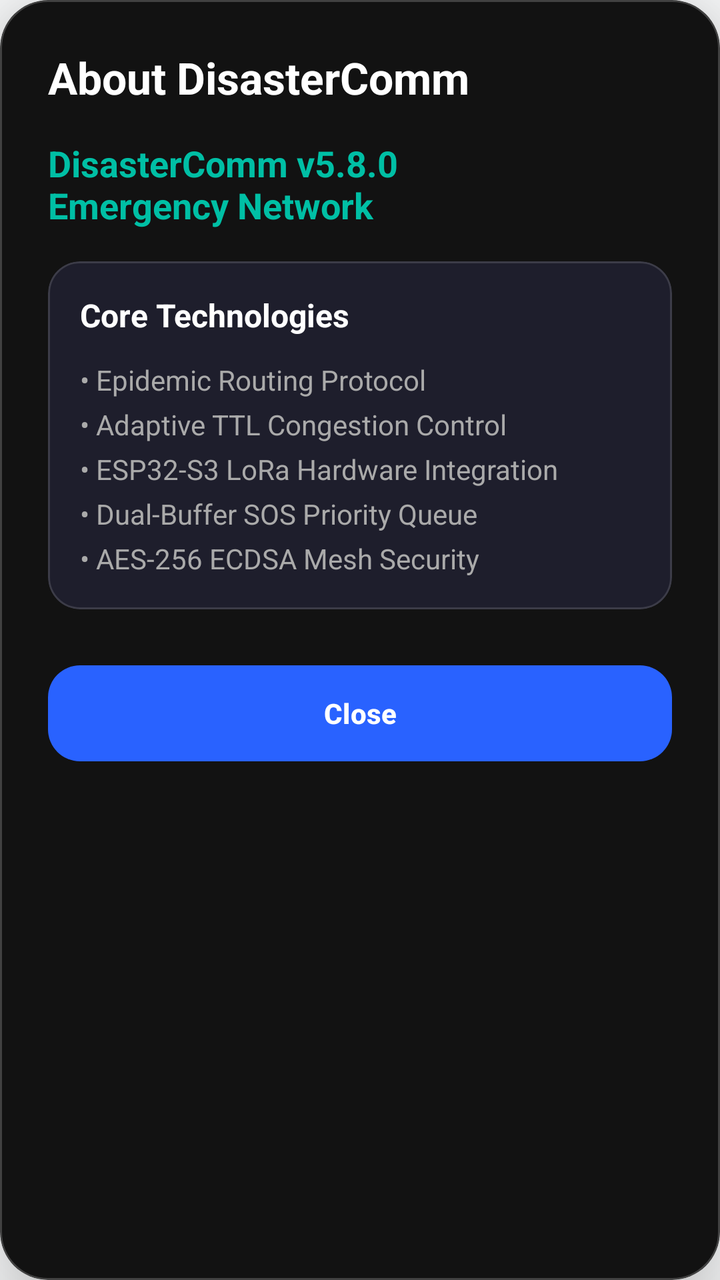
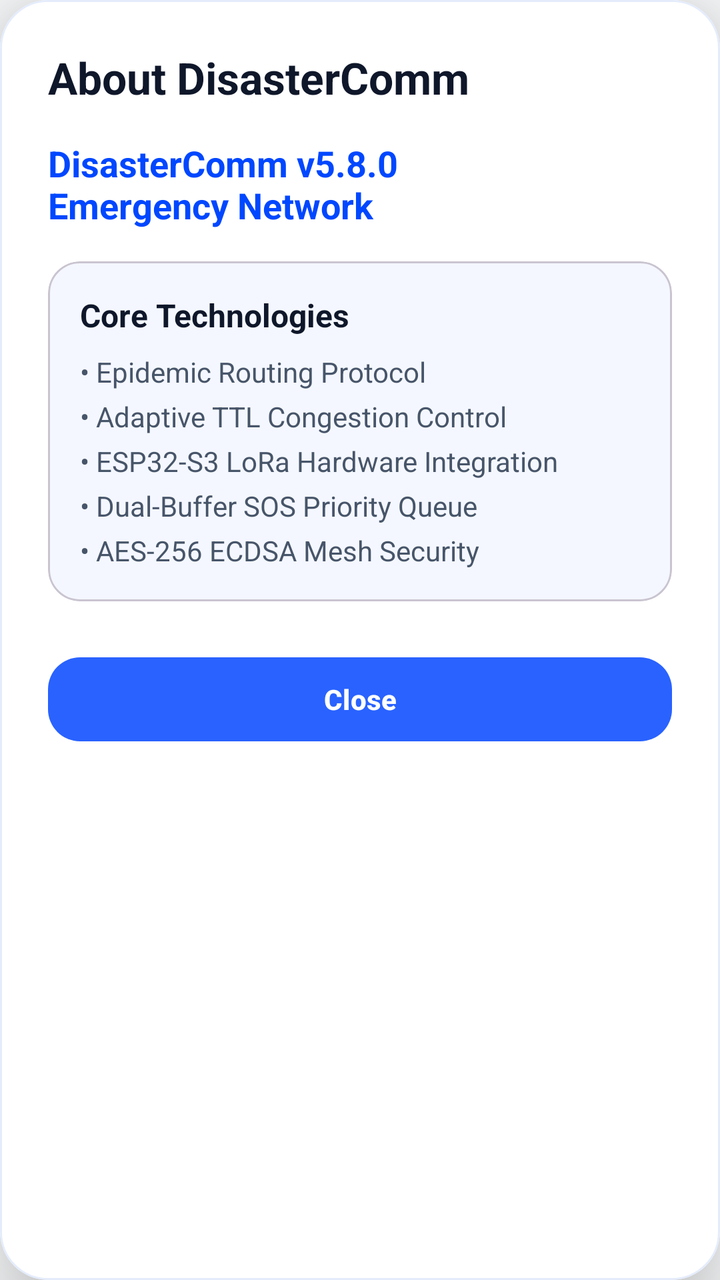

Two renders of the same Android screen: before a commit and after it. Below are the layout's source before the change and the commit's diff.
<!-- AndroidManifest.xml: application theme Theme.DisasterComm -->
<!-- res/layout/dialog_about.xml -->
<?xml version="1.0" encoding="utf-8"?>
<com.google.android.material.card.MaterialCardView
    xmlns:android="http://schemas.android.com/apk/res/android"
    xmlns:app="http://schemas.android.com/apk/res-auto"
    android:layout_width="match_parent"
    android:layout_height="wrap_content"
    app:cardCornerRadius="24dp"
    app:cardElevation="24dp"
    app:strokeWidth="1dp"
    app:strokeColor="#33FFFFFF"
    app:cardBackgroundColor="#121212">

    <ScrollView
        android:layout_width="match_parent"
        android:layout_height="wrap_content">
        
        <LinearLayout
            android:layout_width="match_parent"
            android:layout_height="wrap_content"
            android:orientation="vertical"
            android:padding="24dp">

            
            <LinearLayout
                android:layout_width="match_parent"
                android:layout_height="wrap_content"
                android:orientation="horizontal"
                android:gravity="center_vertical"
                android:layout_marginBottom="16dp">
                
                <TextView
                    android:layout_width="0dp"
                    android:layout_weight="1"
                    android:layout_height="wrap_content"
                    android:text="About DisasterComm"
                    android:textSize="22sp"
                    android:textStyle="bold"
                    android:textColor="#FFFFFF"/>
            </LinearLayout>

            <TextView
                android:layout_width="wrap_content"
                android:layout_height="wrap_content"
                android:text="DisasterComm v5.8.0\nEmergency Network"
                android:textSize="18sp"
                android:textColor="#00BFA5"
                android:textStyle="bold"
                android:layout_marginBottom="16dp"/>

            
            <com.google.android.material.card.MaterialCardView
                android:layout_width="match_parent"
                android:layout_height="wrap_content"
                android:layout_marginBottom="24dp"
                app:cardCornerRadius="16dp"
                app:strokeWidth="1dp"
                app:strokeColor="#22FFFFFF"
                app:cardBackgroundColor="#1E1E2C">
                
                <LinearLayout
                    android:layout_width="match_parent"
                    android:layout_height="wrap_content"
                    android:orientation="vertical"
                    android:padding="16dp">
                    
                    <TextView
                        android:layout_width="wrap_content"
                        android:layout_height="wrap_content"
                        android:text="Core Technologies"
                        android:textStyle="bold"
                        android:textColor="#FFFFFF"
                        android:textSize="16sp"
                        android:layout_marginBottom="12dp"/>
                        
                    <TextView
                        android:layout_width="wrap_content"
                        android:layout_height="wrap_content"
                        android:textColor="#AAAAAA"
                        android:textSize="14sp"
                        android:lineSpacingExtra="6dp"
                        android:text="• Epidemic Routing Protocol\n• Adaptive TTL Congestion Control\n• ESP32-S3 LoRa Hardware Integration\n• Dual-Buffer SOS Priority Queue\n• AES-256 ECDSA Mesh Security"/>
                </LinearLayout>
            </com.google.android.material.card.MaterialCardView>

            <com.google.android.material.button.MaterialButton
                android:id="@+id/btnClose"
                android:layout_width="match_parent"
                android:layout_height="56dp"
                android:text="Close"
                android:textColor="#FFFFFF"
                android:textStyle="bold"
                app:backgroundTint="#2962FF"
                app:cornerRadius="16dp"/>

        </LinearLayout>
    </ScrollView>
</com.google.android.material.card.MaterialCardView>
<!-- resources referenced by this layout -->
<resources>
  <style name="Theme.DisasterComm" parent="Theme.Material3.DayNight.NoActionBar">
          
          <item name="colorPrimary">@color/primary</item>
          <item name="colorPrimaryVariant">@color/primary_variant</item>
          <item name="colorOnPrimary">@color/text_on_primary</item>
          
          
          <item name="colorSecondary">@color/secondary</item>
          <item name="colorSecondaryVariant">@color/secondary_variant</item>
          <item name="colorOnSecondary">@color/white</item>
          
          
          <item name="android:windowBackground">@color/background</item>
          <item name="colorSurface">@color/surface</item>
          <item name="colorOnSurface">@color/text_primary</item>
          
          
          <item name="android:statusBarColor">@color/primary_variant</item>
          <item name="android:windowLightStatusBar">false</item>
          
          
          <item name="elevationOverlayEnabled">false</item>
          
          
          <item name="materialButtonStyle">@style/Widget.App.Button</item>
      </style>
  <color name="primary">#0047FF</color>
  <color name="primary_variant">#092FA4</color>
  <color name="text_on_primary">#FFFFFF</color>
  <color name="secondary">#0047FF</color>
  <color name="secondary_variant">#092FA4</color>
  <color name="white">#FFFFFF</color>
  <color name="background">#F8F9FA</color>
  <color name="surface">#FFFFFF</color>
  <color name="text_primary">#0F172A</color>
  <style name="Widget.App.Button" parent="Widget.Material3.Button">
          <item name="android:minHeight">48dp</item>
          <item name="android:minWidth">48dp</item>
          <item name="android:stateListAnimator">@null</item> 
          <item name="android:elevation">0dp</item>
      </style>
</resources>

<!-- the commit's change to res/layout/dialog_about.xml (unified diff, before → after) -->
@@ -7,8 +7,8 @@
     app:cardCornerRadius="24dp"
     app:cardElevation="24dp"
     app:strokeWidth="1dp"
-    app:strokeColor="#33FFFFFF"
-    app:cardBackgroundColor="#121212">
+    app:strokeColor="@color/divider"
+    app:cardBackgroundColor="@color/surface">
 
     <ScrollView
         android:layout_width="match_parent"
@@ -35,7 +35,7 @@
                     android:text="About DisasterComm"
                     android:textSize="22sp"
                     android:textStyle="bold"
-                    android:textColor="#FFFFFF"/>
+                    android:textColor="@color/text_primary"/>
             </LinearLayout>
 
             <TextView
@@ -43,7 +43,7 @@
                 android:layout_height="wrap_content"
                 android:text="DisasterComm v5.8.0\nEmergency Network"
                 android:textSize="18sp"
-                android:textColor="#00BFA5"
+                android:textColor="@color/primary"
                 android:textStyle="bold"
                 android:layout_marginBottom="16dp"/>
 
@@ -53,9 +53,7 @@
                 android:layout_height="wrap_content"
                 android:layout_marginBottom="24dp"
                 app:cardCornerRadius="16dp"
-                app:strokeWidth="1dp"
-                app:strokeColor="#22FFFFFF"
-                app:cardBackgroundColor="#1E1E2C">
+                app:cardBackgroundColor="@color/surface_variant">
                 
                 <LinearLayout
                     android:layout_width="match_parent"
@@ -68,14 +66,14 @@
                         android:layout_height="wrap_content"
                         android:text="Core Technologies"
                         android:textStyle="bold"
-                        android:textColor="#FFFFFF"
+                        android:textColor="@color/text_primary"
                         android:textSize="16sp"
-                        android:layout_marginBottom="12dp"/>
+                        android:layout_marginBottom="8dp"/>
                         
                     <TextView
                         android:layout_width="wrap_content"
                         android:layout_height="wrap_content"
-                        android:textColor="#AAAAAA"
+                        android:textColor="@color/text_secondary"
                         android:textSize="14sp"
                         android:lineSpacingExtra="6dp"
                         android:text="• Epidemic Routing Protocol\n• Adaptive TTL Congestion Control\n• ESP32-S3 LoRa Hardware Integration\n• Dual-Buffer SOS Priority Queue\n• AES-256 ECDSA Mesh Security"/>
@@ -85,9 +83,9 @@
             <com.google.android.material.button.MaterialButton
                 android:id="@+id/btnClose"
                 android:layout_width="match_parent"
-                android:layout_height="56dp"
+                android:layout_height="50dp"
                 android:text="Close"
-                android:textColor="#FFFFFF"
+                android:textColor="@color/text_on_primary"
                 android:textStyle="bold"
                 app:backgroundTint="#2962FF"
                 app:cornerRadius="16dp"/>
<!-- resource entries referenced after the edit -->
@@ -1,5 +1,6 @@
 <!-- resources referenced by this layout -->
 <resources>
+  <color name="divider">#E4ECFC</color>
   <style name="Theme.DisasterComm" parent="Theme.Material3.DayNight.NoActionBar">
           
           <item name="colorPrimary">@color/primary</item>
@@ -34,7 +35,9 @@
   <color name="white">#FFFFFF</color>
   <color name="background">#F8F9FA</color>
   <color name="surface">#FFFFFF</color>
+  <color name="surface_variant">#F4F7FF</color>
   <color name="text_primary">#0F172A</color>
+  <color name="text_secondary">#475569</color>
   <style name="Widget.App.Button" parent="Widget.Material3.Button">
           <item name="android:minHeight">48dp</item>
           <item name="android:minWidth">48dp</item>
